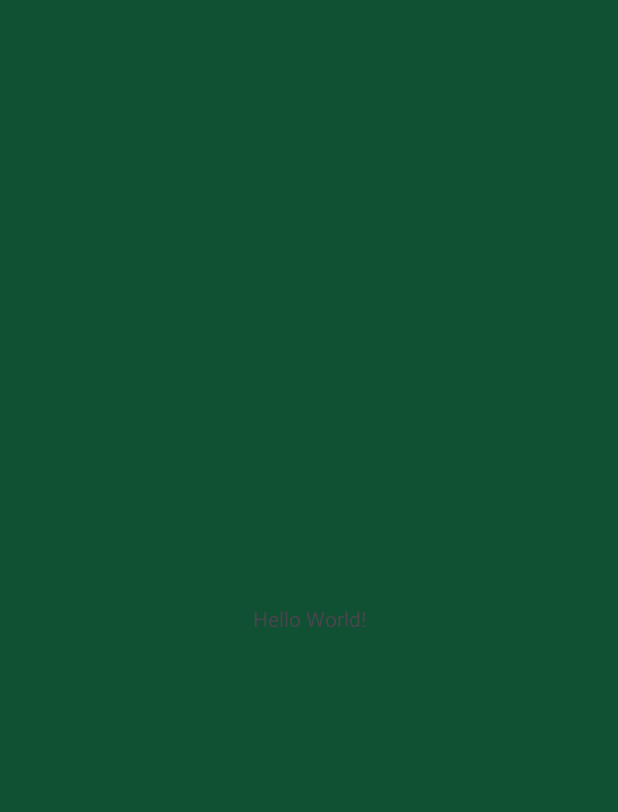
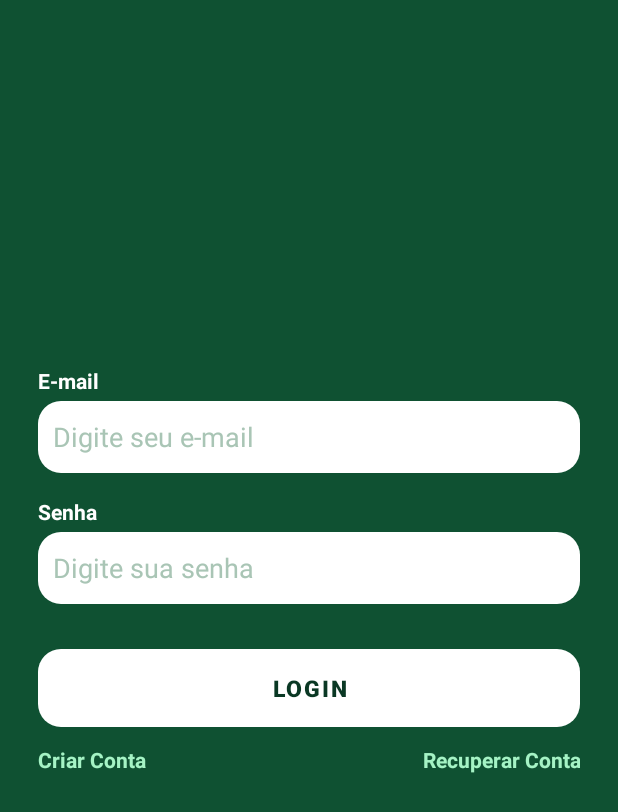
Before and after one commit to Wallace-Costa-Santos/Kanban, an Android app: the screen it shows after launch (MainActivity), on a phone screen of 412 x 824 dp. Before the commit the part shown is almost empty. Shown: the top 812 px of the screen. Run offline under Robolectric (Android 15) with nearby library versions, the phone set to English and light mode, and no system bars.

Commit message:
aula 12/11

```diff
--- a/app/src/main/java/com/wallace/task/ui/SplashFragment.kt
+++ b/app/src/main/java/com/wallace/task/ui/SplashFragment.kt
@@ -1,10 +1,13 @@
 package com.wallace.task.ui
 
 import android.os.Bundle
+import android.os.Handler
+import android.os.Looper
 import androidx.fragment.app.Fragment
 import android.view.LayoutInflater
 import android.view.View
 import android.view.ViewGroup
+import androidx.navigation.fragment.findNavController
 import com.wallace.task.R
 import com.wallace.task.databinding.FragmentSplashBinding
 
@@ -22,6 +25,14 @@ class SplashFragment : Fragment() {
         return binding.root
     }
 
+    override fun onViewCreated(view: View, savedInstanceState: Bundle?) {
+        super.onViewCreated(view, savedInstanceState)
+        Handler(Looper.getMainLooper()).postDelayed({checkAuth()},3000)
+    }
+    private fun checkAuth(){
+        findNavController().navigate(R.id.action_splashFragment_to_autentication)
+    }
+
     override fun onDestroyView() {
         super.onDestroyView()
         _binding = null
--- a/app/src/main/java/com/wallace/task/ui/auth/LoginFragment.kt
+++ b/app/src/main/java/com/wallace/task/ui/auth/LoginFragment.kt
@@ -5,6 +5,7 @@ import androidx.fragment.app.Fragment
 import android.view.LayoutInflater
 import android.view.View
 import android.view.ViewGroup
+import androidx.navigation.fragment.findNavController
 import com.wallace.task.R
 import com.wallace.task.databinding.FragmentLoginBinding
 import com.wallace.task.databinding.FragmentRegisterBinding
@@ -22,6 +23,19 @@ class LoginFragment : Fragment() {
         return binding.root
     }
 
+    override fun onViewCreated(view: View, savedInstanceState: Bundle?) {
+        super.onViewCreated(view, savedInstanceState)
+        initListener()
+    }
+    private fun initListener(){
+        binding.btnRegister.setOnClickListener {
+            findNavController().navigate(R.id.action_loginFragment_to_registerFragment)
+        }
+        binding.btnRecover.setOnClickListener {
+            findNavController().navigate(R.id.action_loginFragment_to_recoverAccountFragment)
+        }
+    }
+
     override fun onDestroyView() {
         super.onDestroyView()
         _binding = null
--- a/app/src/main/res/layout/activity_main.xml
+++ b/app/src/main/res/layout/activity_main.xml
@@ -7,13 +7,15 @@
     android:layout_height="match_parent"
     tools:context=".MainActivity">
 
-    <TextView
-        android:layout_width="wrap_content"
-        android:layout_height="wrap_content"
-        android:text="Hello World!"
+    <androidx.fragment.app.FragmentContainerView
+        android:layout_width="match_parent"
+        android:layout_height="match_parent"
+        android:id="@+id/nav_host_fragment"
+        android:name="androidx.navigation.fragment.NavHostFragment"
+        app:defaultNavHost="true"
+        app:navGraph="@navigation/main_graph"
         app:layout_constraintBottom_toBottomOf="parent"
-        app:layout_constraintEnd_toEndOf="parent"
+        app:layout_constraintTop_toTopOf="parent"
         app:layout_constraintStart_toStartOf="parent"
-        app:layout_constraintTop_toTopOf="parent" />
-
+        app:layout_constraintEnd_toEndOf="parent"/>
 </androidx.constraintlayout.widget.ConstraintLayout>
--- a/app/src/main/res/layout/fragment_login.xml
+++ b/app/src/main/res/layout/fragment_login.xml
@@ -80,6 +80,7 @@
             android:layout_marginTop="12dp">
 
             <TextView
+                android:id="@+id/btnRegister"
                 android:layout_width="0dp"
                 android:layout_height="wrap_content"
                 android:layout_weight="1"
@@ -89,6 +90,7 @@
                 android:textStyle="bold"/>
 
             <TextView
+                android:id="@+id/btnRecover"
                 android:layout_width="0dp"
                 android:layout_height="wrap_content"
                 android:layout_weight="1"
@@ -104,7 +106,9 @@
             android:layout_height="wrap_content"
             android:indeterminateTint="@color/verdealien"
             android:layout_gravity="center"
-            android:layout_marginTop="16dp"/>
+            android:layout_marginTop="16dp"
+            android:visibility="invisible"
+            tools:visibility="visible"/>
 
     </LinearLayout>
 
--- a/app/src/main/res/navigation/main_graph.xml
+++ b/app/src/main/res/navigation/main_graph.xml
@@ -9,5 +9,34 @@
         android:id="@+id/splashFragment"
         android:name="com.wallace.task.ui.SplashFragment"
         android:label="fragment_splash"
-        tools:layout="@layout/fragment_splash" />
+        tools:layout="@layout/fragment_splash" >
+        <action
+            android:id="@+id/action_splashFragment_to_autentication"
+            app:destination="@id/autentication" />
+    </fragment>
+    <navigation android:id="@+id/autentication"
+        app:startDestination="@id/loginFragment">
+        <fragment
+            android:id="@+id/loginFragment"
+            android:name="com.wallace.task.ui.auth.LoginFragment"
+            android:label="fragment_login"
+            tools:layout="@layout/fragment_login">
+            <action
+                android:id="@+id/action_loginFragment_to_registerFragment"
+                app:destination="@id/registerFragment" />
+            <action
+                android:id="@+id/action_loginFragment_to_recoverAccountFragment"
+                app:destination="@id/recoverAccountFragment" />
+        </fragment>
+        <fragment
+            android:id="@+id/registerFragment"
+            android:name="com.wallace.task.ui.auth.RegisterFragment"
+            android:label="fragment_register"
+            tools:layout="@layout/fragment_register" />
+        <fragment
+            android:id="@+id/recoverAccountFragment"
+            android:name="com.wallace.task.ui.auth.RecoverAccountFragment"
+            android:label="fragment_recover_account"
+            tools:layout="@layout/fragment_recover_account" />
+    </navigation>
 </navigation>
```
